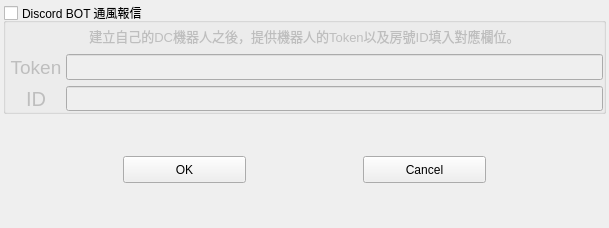
Before: the Qt Designer form UI/Homepage/Setting.ui in Jukon3234/ChatGPT_Make_me_WorkHarder, drawn with Qt 5.
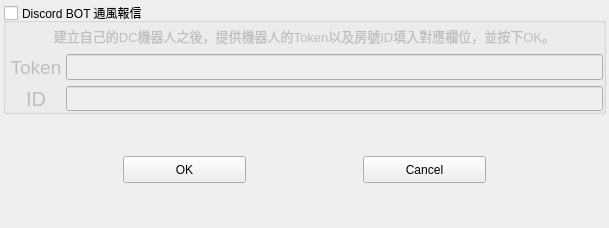
After: the same form once the commit is applied.

Patch:
```diff
--- a/UI/Homepage/Setting.ui
+++ b/UI/Homepage/Setting.ui
@@ -99,7 +99,7 @@
          </font>
         </property>
         <property name="text">
-         <string>建立自己的DC機器人之後，提供機器人的Token以及房號ID填入對應欄位。</string>
+         <string>建立自己的DC機器人之後，提供機器人的Token以及房號ID填入對應欄位，並按下OK。</string>
         </property>
         <property name="alignment">
          <set>Qt::AlignCenter</set>
```
